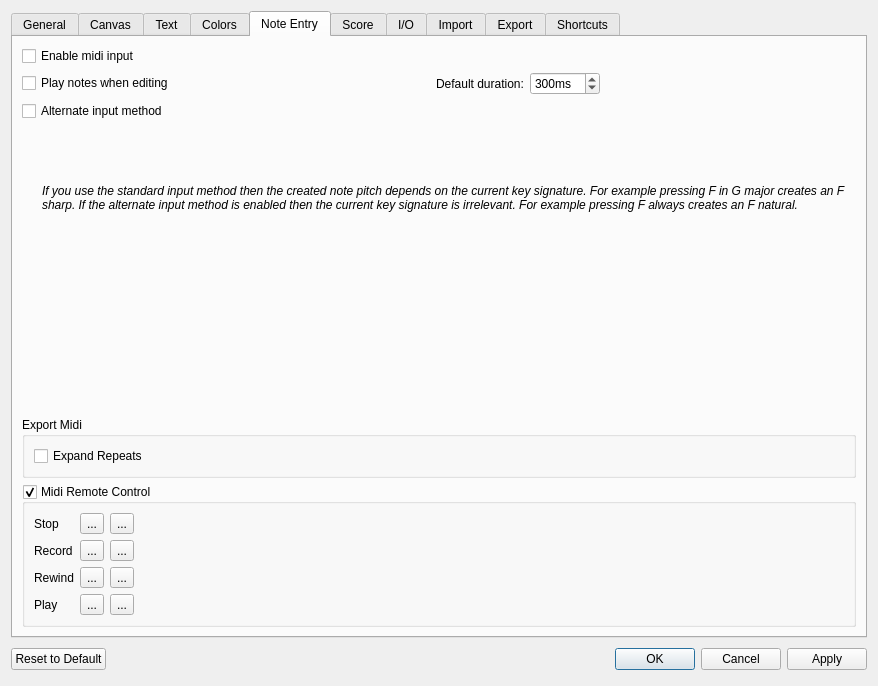
Above: mscore/mscore/prefsdialog.ui from musescore/musescore-old before the change. Below: the same form after it.
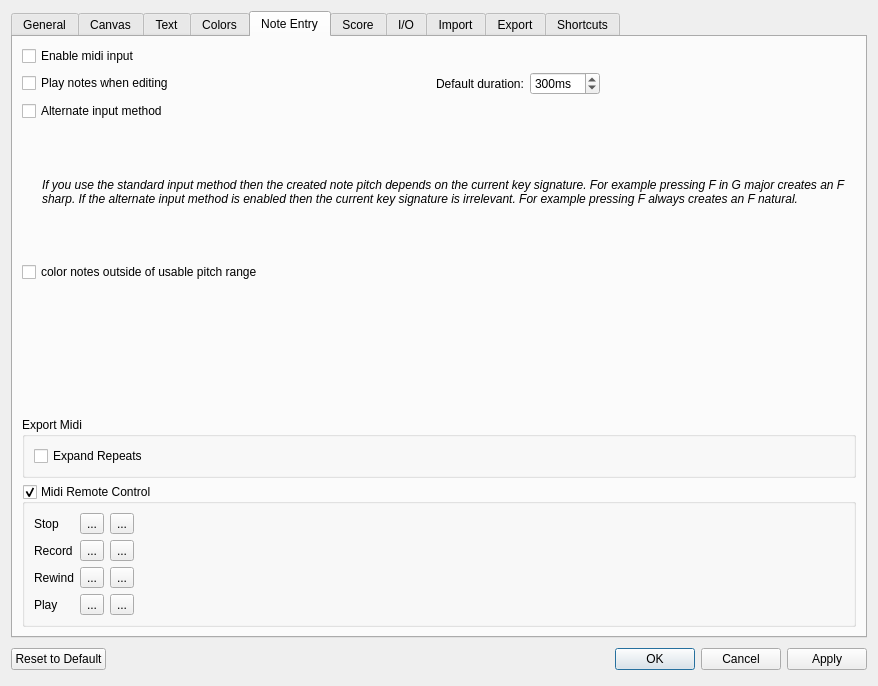
That is the form after the change. The open tabs and pages were chosen to show the change. Icons and pictures are not drawn. Custom widgets are drawn as their Qt base class.

Diff of the .ui file:
```diff
--- a/mscore/mscore/prefsdialog.ui
+++ b/mscore/mscore/prefsdialog.ui
@@ -1164,6 +1164,13 @@
          </property>
         </widget>
        </item>
+       <item>
+        <widget class="QCheckBox" name="colorOutOfRangeNotes">
+         <property name="text">
+          <string>color notes outside of usable pitch range</string>
+         </property>
+        </widget>
+       </item>
        <item>
         <spacer>
          <property name="orientation">
```
Left out of the diff: 2 changed lines with no effect on the pictures.
